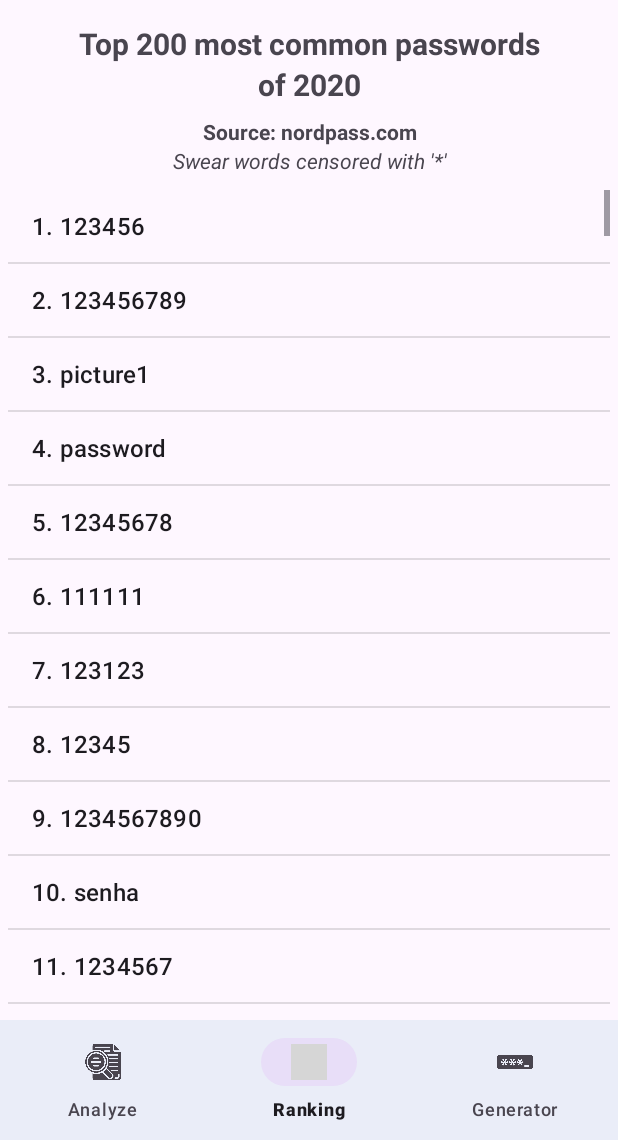
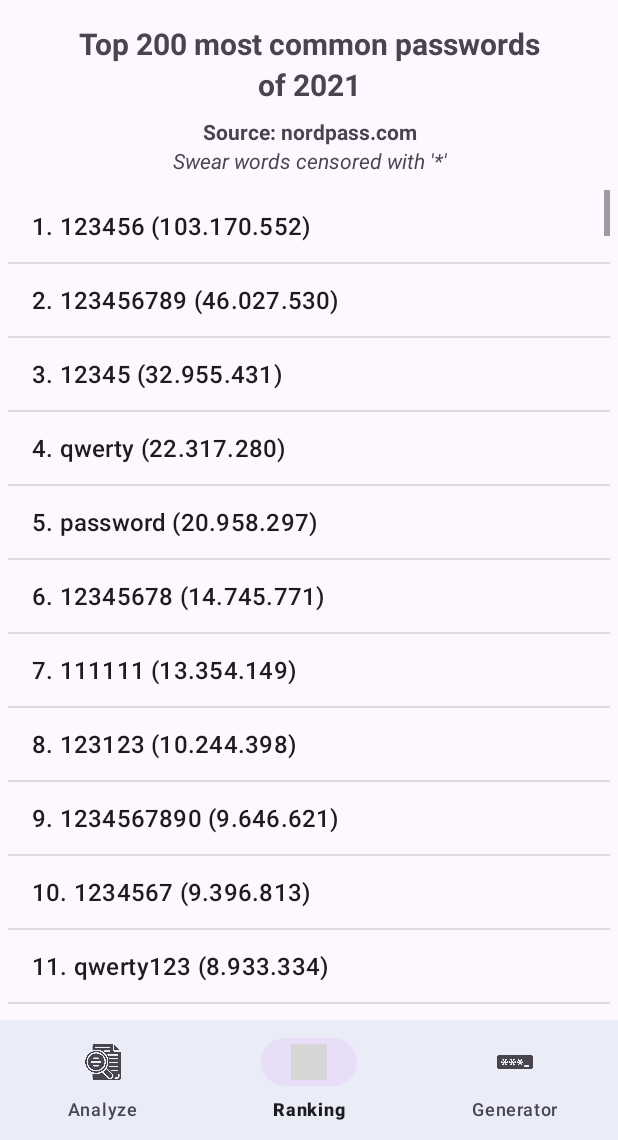
Before and after one commit to cyb3rko/pazzword, an Android app: the RankingFragment screen opened through its navigation route, on a phone screen of 412 x 824 dp, the part 96-1236 px from its top. Run offline under Robolectric (Android 15) with nearby library versions, the phone set to English and light mode, and no system bars; our stand-ins replace navigation-ui; libraries missing offline, so code that uses them is left out: me.gosimple.nbvcxz; grey boxes are pictures that could not be loaded.

Commit message:
Update common passwords (2021)

```diff
--- a/app/src/main/res/values/ranked_passwords.xml
+++ b/app/src/main/res/values/ranked_passwords.xml
@@ -1,205 +1,205 @@
 <?xml version="1.0" encoding="utf-8"?>
 <resources>
     <string-array name="rank">
-        <item>1. 123456</item>
-        <item>2. 123456789</item>
-        <item>3. picture1</item>
-        <item>4. password</item>
-        <item>5. 12345678</item>
-        <item>6. 111111</item>
-        <item>7. 123123</item>
-        <item>8. 12345</item>
-        <item>9. 1234567890</item>
-        <item>10. senha</item>
-        <item>11. 1234567</item>
-        <item>12. qwerty</item>
-        <item>13. abc123</item>
-        <item>14. Million2</item>
-        <item>15. 000000</item>
-        <item>16. 1234</item>
-        <item>17. iloveyou</item>
-        <item>18. aaron431</item>
-        <item>19. password1</item>
-        <item>20. qqww1122</item>
-        <item>21. 123</item>
-        <item>22. omgpop</item>
-        <item>23. 123321</item>
-        <item>24. 654321</item>
-        <item>25. qwertyuiop</item>
-        <item>26. qwer123456</item>
-        <item>27. 123456a</item>
-        <item>28. a123456</item>
-        <item>29. 666666</item>
-        <item>30. asdfghjkl</item>
-        <item>31. ashley</item>
-        <item>32. 987654321</item>
-        <item>33. unknown</item>
-        <item>34. zxcvbnm</item>
-        <item>35. 112233</item>
-        <item>36. chatbooks</item>
-        <item>37. 20100728</item>
-        <item>38. 123123123</item>
-        <item>39. princess</item>
-        <item>40. jacket025</item>
-        <item>41. evite</item>
-        <item>42. 123abc</item>
-        <item>43. 123qwe</item>
-        <item>44. sunshine</item>
-        <item>45. 121212</item>
-        <item>46. dragon</item>
-        <item>47. 1q2w3e4r</item>
-        <item>48. 5201314</item>
-        <item>49. 159753</item>
-        <item>50. 0123456789</item>
-        <item>51. pokemon</item>
-        <item>52. qwerty123</item>
-        <item>53. Bangbang123</item>
-        <item>54. jobandtalent</item>
-        <item>55. monkey</item>
-        <item>56. 1qaz2wsx</item>
-        <item>57. abcd1234</item>
-        <item>58. default</item>
-        <item>59. aaaaaa</item>
-        <item>60. soccer</item>
-        <item>61. 123654</item>
-        <item>62. ohmnamah23</item>
-        <item>63. 12345678910</item>
-        <item>64. zing</item>
-        <item>65. shadow</item>
-        <item>66. 102030</item>
-        <item>67. 11111111</item>
-        <item>68. asdfgh</item>
-        <item>69. 147258369</item>
-        <item>70. qazwsx</item>
-        <item>71. qwe123</item>
-        <item>72. michael</item>
-        <item>73. football</item>
-        <item>74. baseball</item>
-        <item>75. 1q2w3e4r5t</item>
-        <item>76. party</item>
-        <item>77. daniel</item>
-        <item>78. asdasd</item>
-        <item>79. 222222</item>
-        <item>80. myspace1</item>
-        <item>81. asd123</item>
-        <item>82. 555555</item>
-        <item>83. a123456789</item>
-        <item>84. 888888</item>
-        <item>85. 7777777</item>
-        <item>86. fu**you</item>
-        <item>87. 1234qwer</item>
-        <item>88. superman</item>
-        <item>89. 147258</item>
-        <item>90. 999999</item>
-        <item>91. 159357</item>
-        <item>92. love123</item>
-        <item>93. tigger</item>
-        <item>94. purple</item>
-        <item>95. samantha</item>
-        <item>96. charlie</item>
-        <item>97. babygirl</item>
-        <item>98. 88888888</item>
-        <item>99. jordan23</item>
-        <item>100. 789456123</item>
-        <item>101. jordan</item>
-        <item>102. anhyeuem</item>
-        <item>103. killer</item>
-        <item>104. basketball</item>
-        <item>105. michelle</item>
-        <item>106. 1q2w3e</item>
-        <item>107. lol123</item>
-        <item>108. qwerty1</item>
-        <item>109. 789456</item>
-        <item>110. 6655321</item>
-        <item>111. nicole</item>
-        <item>112. naruto</item>
-        <item>113. master</item>
-        <item>114. chocolate</item>
-        <item>115. maggie</item>
-        <item>116. computer</item>
-        <item>117. hannah</item>
-        <item>118. jessica</item>
-        <item>119. 123456789a</item>
-        <item>120. password123</item>
-        <item>121. hunter</item>
-        <item>122. 686584</item>
-        <item>123. iloveyou1</item>
-        <item>124. 987654321</item>
-        <item>125. justin</item>
-        <item>126. cookie</item>
-        <item>127. hello</item>
-        <item>128. blink182</item>
-        <item>129. andrew</item>
-        <item>130. 25251325</item>
-        <item>131. love</item>
-        <item>132. 987654</item>
-        <item>133. bailey</item>
-        <item>134. princess1</item>
-        <item>135. 0123456</item>
-        <item>136. 101010</item>
-        <item>137. 12341234</item>
-        <item>138. a801016</item>
-        <item>139. 1111</item>
-        <item>140. 1111111</item>
-        <item>141. anthony</item>
-        <item>142. yugioh</item>
-        <item>143. fu**you1</item>
-        <item>144. amanda</item>
-        <item>145. asdf1234</item>
-        <item>146. trustno1</item>
-        <item>147. butterfly</item>
-        <item>148. x4ivygA51F</item>
-        <item>149. iloveu</item>
-        <item>150. batman</item>
-        <item>151. starwars</item>
-        <item>152. summer</item>
-        <item>153. michael1</item>
-        <item>154. 00000000</item>
-        <item>155. lovely</item>
-        <item>156. jakcgt333</item>
-        <item>157. buster</item>
-        <item>158. jennifer</item>
-        <item>159. babygirl1</item>
-        <item>160. family</item>
-        <item>161. 456789</item>
-        <item>162. azerty</item>
-        <item>163. andrea</item>
-        <item>164. q1w2e3r4</item>
-        <item>165. qwer1234</item>
-        <item>166. hello123</item>
-        <item>167. 10203</item>
-        <item>168. matthew</item>
-        <item>169. pepper</item>
-        <item>170. 12345a</item>
-        <item>171. letmein</item>
-        <item>172. joshua</item>
-        <item>173. 131313</item>
-        <item>174. 123456b</item>
-        <item>175. madison</item>
-        <item>176. Sample123</item>
-        <item>177. 777777</item>
-        <item>178. football1</item>
-        <item>179. jesus1</item>
-        <item>180. taylor</item>
-        <item>181. b123456</item>
-        <item>182. whatever</item>
-        <item>183. welcome</item>
-        <item>184. ginger</item>
-        <item>185. flower</item>
-        <item>186. 333333</item>
-        <item>187. 1111111111</item>
-        <item>188. robert</item>
-        <item>189. samsung</item>
-        <item>190. a12345</item>
-        <item>191. loveme</item>
-        <item>192. gabriel</item>
-        <item>193. alexander</item>
-        <item>194. cheese</item>
-        <item>195. passw0rd</item>
-        <item>196. 142536</item>
-        <item>197. peanut</item>
-        <item>198. 11223344</item>
-        <item>199. thomas</item>
-        <item>200. angel</item>
+        <item>1. 123456  (103.170.552)</item>
+        <item>2. 123456789  (46.027.530)</item>
+        <item>3. 12345  (32.955.431)</item>
+        <item>4. qwerty  (22.317.280)</item>
+        <item>5. password  (20.958.297)</item>
+        <item>6. 12345678  (14.745.771)</item>
+        <item>7. 111111  (13.354.149)</item>
+        <item>8. 123123  (10.244.398)</item>
+        <item>9. 1234567890  (9.646.621)</item>
+        <item>10. 1234567  (9.396.813)</item>
+        <item>11. qwerty123  (8.933.334)</item>
+        <item>12. 000000  (8.377.094)</item>
+        <item>13. 1q2w3e  (8.204.700)</item>
+        <item>14. aa12345678  (8.098.805)</item>
+        <item>15. abc123  (7.184.645)</item>
+        <item>16. password1  (5.771.586)</item>
+        <item>17. 1234  (5.544.971)</item>
+        <item>18. qwertyuiop  (5.197.596)</item>
+        <item>19. 123321  (5.168.171)</item>
+        <item>20. password123  (4.681.010)</item>
+        <item>21. 1q2w3e4r5t  (4.624.323)</item>
+        <item>22. iloveyou  (4.387.925)</item>
+        <item>23. 654321  (4.384.762)</item>
+        <item>24. 666666  (4.329.996)</item>
+        <item>25. 987654321  (4.239.959)</item>
+        <item>26. 123  (3.606.937)</item>
+        <item>27. 123456a  (3.493.177)</item>
+        <item>28. qwe123  (3.284.938)</item>
+        <item>29. 1q2w3e4r  (3.197.899)</item>
+        <item>30. 7777777  (3.112.046)</item>
+        <item>31. 1qaz2wsx  (3.066.557)</item>
+        <item>32. 123qwe  (2.986.924)</item>
+        <item>33. zxcvbnm  (2.943.584)</item>
+        <item>34. 121212  (2.894.633)</item>
+        <item>35. asdasd  (2.848.106)</item>
+        <item>36. a123456  (2.828.147)</item>
+        <item>37. 555555  (2.723.335)</item>
+        <item>38. dragon  (2.684.735)</item>
+        <item>39. 112233  (2.654.993)</item>
+        <item>40. 123123123  (2.580.565)</item>
+        <item>41. monkey  (2.507.887)</item>
+        <item>42. 11111111  (2.471.959)</item>
+        <item>43. qazwsx  (2.354.184)</item>
+        <item>44. 159753  (2.114.829)</item>
+        <item>45. asdfghjkl  (2.043.474)</item>
+        <item>46. 222222  (2.020.304)</item>
+        <item>47. 1234qwer  (1.900.252)</item>
+        <item>48. qwerty1  (1.878.452)</item>
+        <item>49. 123654  (1.842.096)</item>
+        <item>50. 123abc  (1.829.973)</item>
+        <item>51. asdfgh  (1.750.012)</item>
+        <item>52. 777777  (1.746.733)</item>
+        <item>53. aaaaaa  (1.713.813)</item>
+        <item>54. myspace1  (1.619.027)</item>
+        <item>55. 88888888  (1.593.738)</item>
+        <item>56. f*ckyou  (1.562.037)</item>
+        <item>57. 123456789a  (1.531.193)</item>
+        <item>58. 999999  (1.521.326)</item>
+        <item>59. 888888  (1.498.311)</item>
+        <item>60. football  (1.468.381)</item>
+        <item>61. princess  (1.456.356)</item>
+        <item>62. 789456123  (1.430.434)</item>
+        <item>63. 147258369  (1.421.709)</item>
+        <item>64. 1111111  (1.413.748)</item>
+        <item>65. sunshine  (1.402.897)</item>
+        <item>66. michael  (1.337.330)</item>
+        <item>67. computer  (1.328.046)</item>
+        <item>68. qwer1234  (1.322.032)</item>
+        <item>69. daniel  (1.289.528)</item>
+        <item>70. 789456  (1.279.878)</item>
+        <item>71. 11111  (1.278.208)</item>
+        <item>72. abcd1234  (1.276.859)</item>
+        <item>73. q1w2e3r4  (1.259.573)</item>
+        <item>74. shadow  (1.258.333)</item>
+        <item>75. 159357  (1.253.767)</item>
+        <item>76. 123456q  (1.246.191)</item>
+        <item>77. 1111  (1.243.637)</item>
+        <item>78. samsung  (1.226.160)</item>
+        <item>79. killer  (1.216.754)</item>
+        <item>80. asd123  (1.203.927)</item>
+        <item>81. superman  (1.190.436)</item>
+        <item>82. master  (1.178.973)</item>
+        <item>83. 12345a  (1.175.912)</item>
+        <item>84. azerty  (1.175.329)</item>
+        <item>85. zxcvbn  (1.163.035)</item>
+        <item>86. qazwsxedc  (1.162.866)</item>
+        <item>87. 131313  (1.155.266)</item>
+        <item>88. ashley  (1.153.740)</item>
+        <item>89. target123  (1.153.724)</item>
+        <item>90. 987654  (1.138.159)</item>
+        <item>91. baseball  (1.110.954)</item>
+        <item>92. qwert  (1.102.898)</item>
+        <item>93. asdasd123  (1.102.441)</item>
+        <item>94. qwerty  (1.096.678)</item>
+        <item>95. soccer  (1.075.807)</item>
+        <item>96. charlie  (1.056.149)</item>
+        <item>97. qweasdzxc  (1.050.686)</item>
+        <item>98. tinkle  (1.045.484)</item>
+        <item>99. jessica  (1.042.625)</item>
+        <item>100. q1w2e3r4t5  (1.039.335)</item>
+        <item>101. asdf  (1.037.388)</item>
+        <item>102. test1  (1.026.650)</item>
+        <item>103. 1g2w3e4r  (1.025.836)</item>
+        <item>104. gwerty123  (1.017.297)</item>
+        <item>105. zag12wsx  (1.015.743)</item>
+        <item>106. gwerty  (1.012.867)</item>
+        <item>107. 147258  (1.004.764)</item>
+        <item>108. 12341234  (999.367)</item>
+        <item>109. qweqwe  (990.196)</item>
+        <item>110. jordan  (985.400)</item>
+        <item>111. pokemon  (980.773)</item>
+        <item>112. q1w2e3r4t5y6  (977.517)</item>
+        <item>113. 12345678910  (973.747)</item>
+        <item>114. 1111111111  (971.288)</item>
+        <item>115. 12344321  (969.735)</item>
+        <item>116. thomas  (967.116)</item>
+        <item>117. love  (956.372)</item>
+        <item>118. 12qwaszx  (945.934)</item>
+        <item>119. 102030  (943.475)</item>
+        <item>120. welcome  (935.843)</item>
+        <item>121. liverpool  (934.857)</item>
+        <item>122. iloveyou1  (925.958)</item>
+        <item>123. michelle  (923.229)</item>
+        <item>124. 101010  (920.371)</item>
+        <item>125. 1234561  (911.304)</item>
+        <item>126. hello  (909.460)</item>
+        <item>127. andrew  (889.167)</item>
+        <item>128. a123456789  (873.086)</item>
+        <item>129. a12345  (868.694)</item>
+        <item>130. Status  (859.246)</item>
+        <item>131. f*ckyou1  (853.953)</item>
+        <item>132. 1qaz2wsx3edc  (853.042)</item>
+        <item>133. hunter  (847.191)</item>
+        <item>134. princess1  (842.516)</item>
+        <item>135. naruto  (841.541)</item>
+        <item>136. justin  (841.449)</item>
+        <item>137. jennifer  (831.366)</item>
+        <item>138. qwerty12  (829.797)</item>
+        <item>139. qweasd  (822.554)</item>
+        <item>140. anthony  (818.914)</item>
+        <item>141. andrea  (815.824)</item>
+        <item>142. joshua  (813.194)</item>
+        <item>143. asdf1234  (809.461)</item>
+        <item>144. 12345qwert  (807.768)</item>
+        <item>145. 1qazxsw2  (800.348)</item>
+        <item>146. marina  (795.950)</item>
+        <item>147. love123  (785.192)</item>
+        <item>148. 111222  (781.491)</item>
+        <item>149. robert  (781.270)</item>
+        <item>150. 10203  (780.148)</item>
+        <item>151. nicole  (779.914)</item>
+        <item>152. letmein  (778.948)</item>
+        <item>153. football1  (775.804)</item>
+        <item>154. secret  (764.028)</item>
+        <item>155. 1234554321  (763.140)</item>
+        <item>156. freedom  (761.731)</item>
+        <item>157. michael1  (757.345)</item>
+        <item>158. 11223344  (753.481)</item>
+        <item>159. qqqqqq  (751.737)</item>
+        <item>160. 123654789  (739.687)</item>
+        <item>161. chocolate  (723.536)</item>
+        <item>162. 12345q  (713.360)</item>
+        <item>163. internet  (711.369)</item>
+        <item>164. q1w2e3  (708.307)</item>
+        <item>165. google  (703.996)</item>
+        <item>166. starwars  (701.474)</item>
+        <item>167. mynoob  (699.255)</item>
+        <item>168. qwertyui  (695.854)</item>
+        <item>169. 55555  (693.960)</item>
+        <item>170. qwertyu  (691.679)</item>
+        <item>171. lol123  (691.525)</item>
+        <item>172. lovely  (683.731)</item>
+        <item>173. monkey1  (683.663)</item>
+        <item>174. nikita  (682.625)</item>
+        <item>175. pakistan  (677.307)</item>
+        <item>176. 7758521  (672.323)</item>
+        <item>177. 87654321  (671.618)</item>
+        <item>178. 147852  (670.937)</item>
+        <item>179. jordan23  (667.218)</item>
+        <item>180. 212121  (665.287)</item>
+        <item>181. 123789  (663.559)</item>
+        <item>182. 147852369  (661.824)</item>
+        <item>183. 123456789q  (656.145)</item>
+        <item>184. qwe  (649.603)</item>
+        <item>185. forever  (648.777)</item>
+        <item>186. 741852963  (640.815)</item>
+        <item>187. 123qweasd  (638.513)</item>
+        <item>188. 123456abc  (636.820)</item>
+        <item>189. 1q2w3e4r5t6y  (628.567)</item>
+        <item>190. qazxsw  (627.975)</item>
+        <item>191. 456789  (622.869)</item>
+        <item>192. 232323  (616.669)</item>
+        <item>193. 999999999  (605.131)</item>
+        <item>194. qwerty12345  (596.747)</item>
+        <item>195. qwaszx  (592.242)</item>
+        <item>196. 1234567891  (591.221)</item>
+        <item>197. 456123  (589.201)</item>
+        <item>198. 444444  (586.266)</item>
+        <item>199. qq123456  (558.240)</item>
+        <item>200. xxx  (290.395)</item>
     </string-array>
 </resources>
--- a/app/src/main/res/values/strings.xml
+++ b/app/src/main/res/values/strings.xml
@@ -30,7 +30,7 @@
     <string name="online_unthrottled_title">Online Unthrottled</string>
     <string name="online_throttled_title">Online Throttled</string>
 
-    <string name="top200_passwords_caption">Top 200 most common passwords of 2020</string>
+    <string name="top200_passwords_caption">Top 200 most common passwords of 2021</string>
     <string name="top200_passwords_source">Source: nordpass.com</string>
     <string name="top200_passwords_censored">Swear words censored with \'*\'</string>
     <string name="top200_passwords_clipboard_label">Common Password</string>
```
Also changed, not shown: 1 other file.
